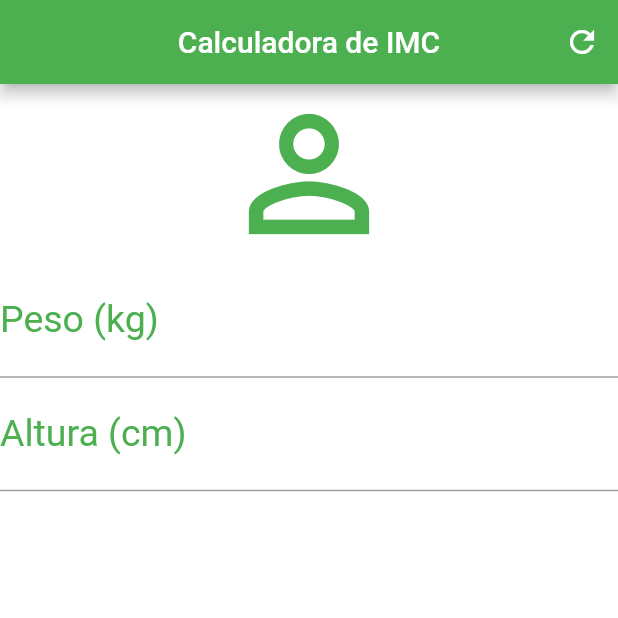
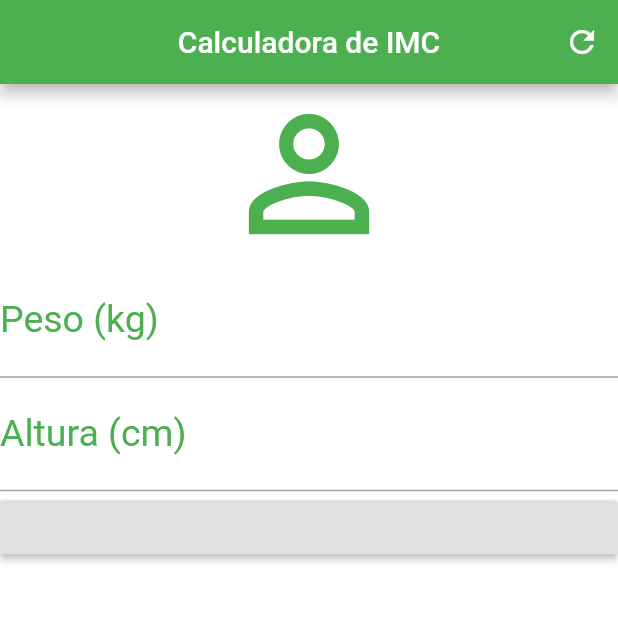
Before and after one commit to nielsonmuniz/calculo_imd, a Flutter app: the screen it shows after launch, on a phone screen of 412 x 824 dp, the top half of it. Run offline on Flutter 3.47's test engine with Material 2 defaults, Android fonts, the phone set to English and light mode, and no system bars.

Commit message:
projeto imc

```diff
--- a/lib/main.dart
+++ b/lib/main.dart
@@ -45,7 +45,8 @@ class _HomeState extends State<Home> {
             ),
             textAlign: TextAlign.center,
             style: TextStyle(color: Colors.green, fontSize: 25.0),
-          )
+          ),
+          RaisedButton(onPressed: (){},)
 
         ],
       ),
```
